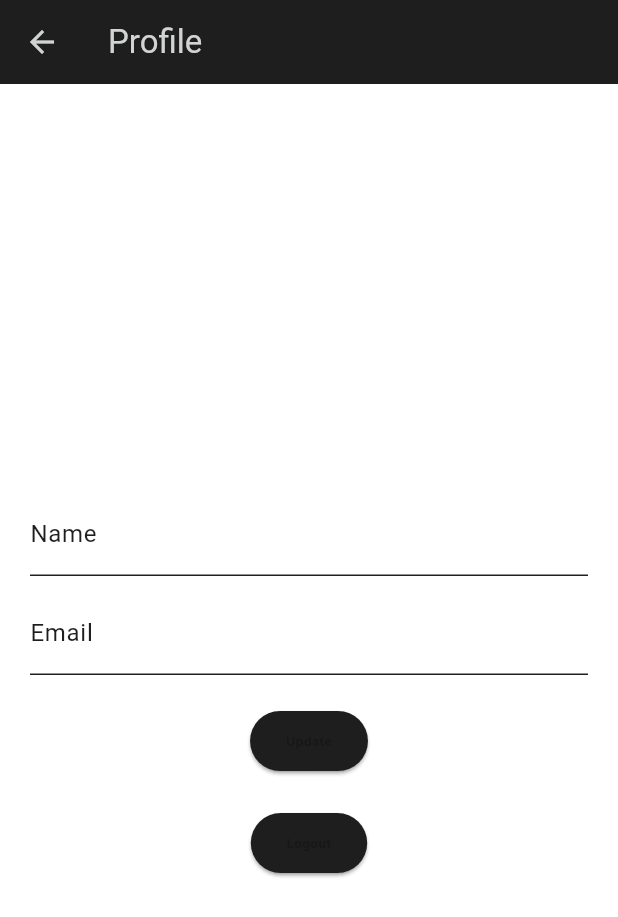
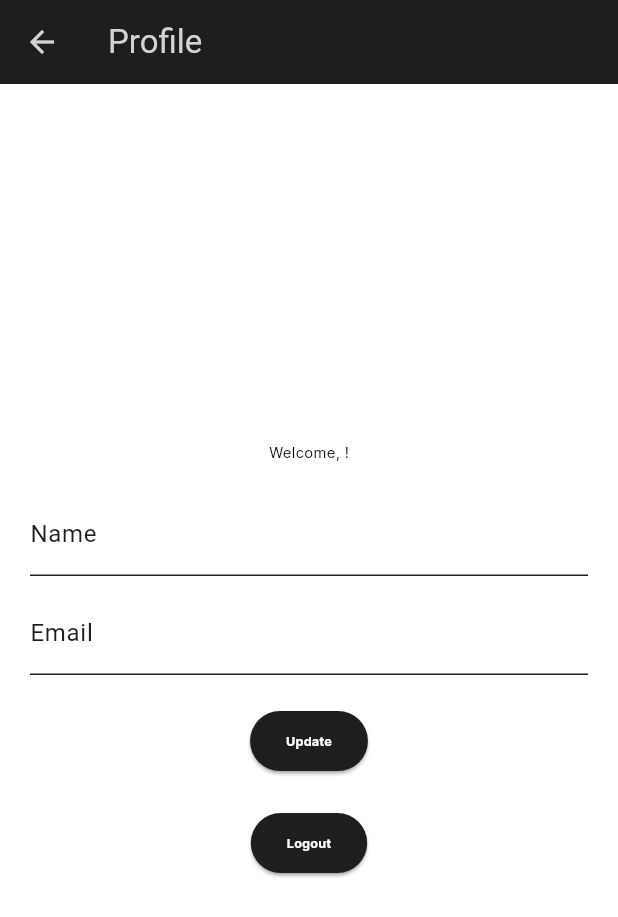
Before and after one commit to Siddharth-smnt/kulture, a Flutter app: the ProfilePage screen opened by its route, on a phone screen of 412 x 824 dp. Shown: the top 917 px of the screen. Run offline on Flutter 3.47's test engine with Material 3 defaults, Android fonts, the phone set to English and light mode, and no system bars; our stand-ins replace cached_network_image, cloud_firestore, connectivity_plus, equatable, firebase_auth, firebase_core and 3 more; accounts and stored records are empty; network calls fail.

Commit message:
Profile page updated & auth state change routing pending

```diff
--- a/lib/main.dart
+++ b/lib/main.dart
@@ -3,6 +3,7 @@ import 'package:flutter/material.dart';
 import 'package:flutter/services.dart';
 import 'package:flutter_localizations/flutter_localizations.dart';
 import 'package:mandar_purushottam_s_application1/presentation/authentication_page/onboarding_screen.dart';
+import 'package:mandar_purushottam_s_application1/presentation/recipes_page/recipes_page.dart';
 import 'package:mandar_purushottam_s_application1/services/authentication/authentication.dart';
 import 'core/app_export.dart';
 
@@ -57,7 +58,7 @@ class MyApp extends StatelessWidget {
                 '',
               ),
             ],
-            initialRoute: AppRoutes.initialRoute,
+            // initialRoute: AppRoutes.initialRoute,
             home: const AuthWrapper(),
             routes: AppRoutes.routes,
           );
--- a/lib/presentation/authentication_page/profile_page.dart
+++ b/lib/presentation/authentication_page/profile_page.dart
@@ -1,5 +1,6 @@
 import 'package:firebase_auth/firebase_auth.dart';
 import 'package:flutter/material.dart';
+import 'package:mandar_purushottam_s_application1/core/app_export.dart';
 import 'package:mandar_purushottam_s_application1/services/authentication/authentication.dart';
 
 class ProfilePage extends StatefulWidget {
@@ -9,8 +10,18 @@ class ProfilePage extends StatefulWidget {
 
 class _ProfilePageState extends State<ProfilePage> {
   final AuthServices _auth = AuthServices();
+
   final TextEditingController _nameController = TextEditingController();
   final TextEditingController _emailController = TextEditingController();
+
+  @override
+  void initState() {
+    super.initState();
+    final user = FirebaseAuth.instance.currentUser;
+    print(user);
+    _nameController.text = user?.displayName ?? "";
+    _emailController.text = user?.email ?? "";
+  }
 
   @override
   Widget build(BuildContext context) {
@@ -29,7 +40,7 @@ class _ProfilePageState extends State<ProfilePage> {
                   return Column(
                     mainAxisAlignment: MainAxisAlignment.center,
                     children: [
-                      Text('Welcome, ${snapshot.data!.displayName ?? 'User'}!'),
+                      Text('Welcome, ${snapshot.data!.displayName ?? 'User'}!', style: TextStyle(color: Colors.black),),
                       SizedBox(height: 20),
                       TextField(
                         controller: _nameController,
@@ -69,14 +80,15 @@ class _ProfilePageState extends State<ProfilePage> {
                             }
                           }
                         },
-                        child: Text('Update'),
+                        child: Text('Update', style: TextStyle(color: Colors.white),),
                       ),
                       SizedBox(height: 20),
                       ElevatedButton(
                         onPressed: () async {
                           await _auth.logout();
+                          Navigator.pushNamed(context, AppRoutes.initialRoute);
                         },
-                        child: Text('Logout'),
+                        child: Text('Logout', style: TextStyle(color: Colors.white),),
                       ),
                     ],
                   );
--- a/lib/presentation/kitchen_container_screen/kitchen_container_screen.dart
+++ b/lib/presentation/kitchen_container_screen/kitchen_container_screen.dart
@@ -1,3 +1,5 @@
+import 'package:mandar_purushottam_s_application1/presentation/authentication_page/profile_page.dart';
+
 import 'bloc/kitchen_container_bloc.dart';
 import 'models/kitchen_container_model.dart';
 import 'package:flutter/material.dart';
@@ -56,7 +58,7 @@ class KitchenContainerScreen extends StatelessWidget {
       case BottomBarEnum.Estimate:
         return AppRoutes.estimatePage;
       case BottomBarEnum.Profile:
-        return "/";
+        return AppRoutes.profilePage;
       default:
         return "/";
     }
@@ -76,6 +78,8 @@ class KitchenContainerScreen extends StatelessWidget {
         return PlannerPage.builder(context);
       case AppRoutes.estimatePage:
         return EstimatePage.builder(context);
+      case AppRoutes.profilePage:
+        return ProfilePage();
       default:
         return DefaultWidget();
     }
```
Also changed, not shown: lib/presentation/authentication_page/onboarding_screen.dart (+10 -13 lines).
